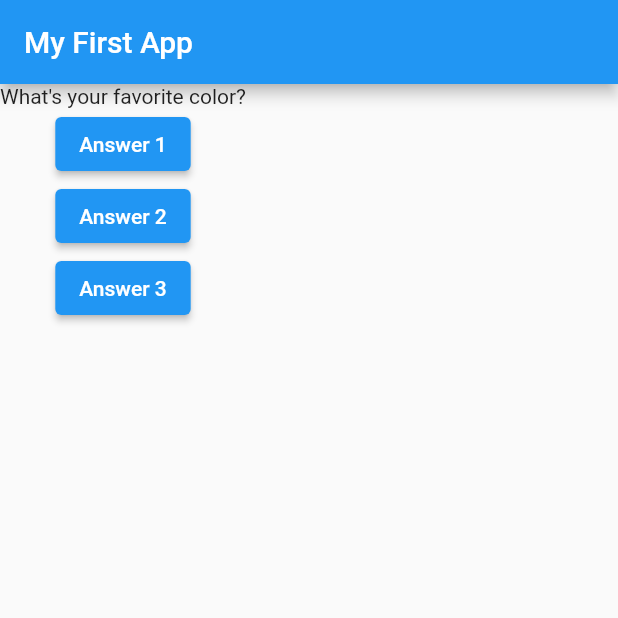
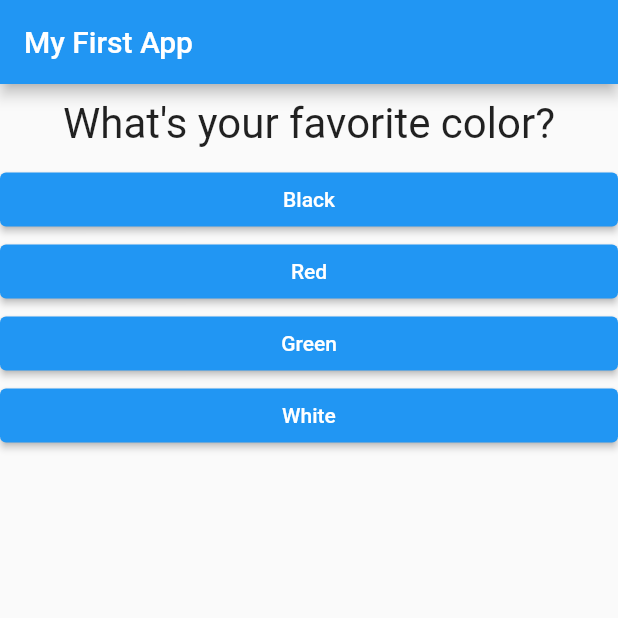
Before and after one commit to marcellus-saputra/udemy_first_app, a Flutter app: the screen it shows after launch, on a phone screen of 412 x 824 dp, the top half of it. Run offline on Flutter 3.47's test engine with Material 2 defaults, Android fonts, the phone set to English and light mode, and no system bars.

Commit message:
Added answer.dart

```diff
--- /dev/null
+++ b/lib/answer.dart
@@ -0,0 +1,25 @@
+import 'package:flutter/material.dart';
+import 'package:flutter/src/foundation/key.dart';
+import 'package:flutter/src/widgets/framework.dart';
+import 'package:flutter/src/widgets/placeholder.dart';
+
+class Answer extends StatelessWidget {
+  final VoidCallback selectHandler;
+  final String answerText;
+
+  Answer(this.answerText, this.selectHandler);
+
+  @override
+  Widget build(BuildContext context) {
+    return Container(
+      width: double.infinity,
+      child: ElevatedButton(
+        style: ButtonStyle(
+          backgroundColor: MaterialStateProperty.all(Colors.blue),
+        ),
+        onPressed: selectHandler,
+        child: Text(answerText),
+      ),
+    );
+  }
+}
--- a/lib/main.dart
+++ b/lib/main.dart
@@ -1,4 +1,7 @@
 import 'package:flutter/material.dart';
+
+import 'question.dart';
+import 'answer.dart';
 
 void main() => runApp(MyApp());
 
@@ -6,45 +9,59 @@ class MyApp extends StatefulWidget {
   @override
   State<StatefulWidget> createState() {
     // TODO: implement createState
-    return MyAppState();
+    return _MyAppState();
   }
 }
 
-class MyAppState extends State<MyApp> {
-  var questionIndex = 0;
+class _MyAppState extends State<MyApp> {
+  var _questionIndex = 0;
+  var _questions = const [
+    {
+      'questionText': 'What\'s your favorite color?',
+      'answer': [
+        'Black',
+        'Red',
+        'Green',
+        'White',
+      ],
+    },
+    {
+      'questionText': 'What\'s your favorite animal?',
+      'answer': [
+        'Cat',
+        'Dog',
+        'Cow',
+        'Bird',
+      ],
+    },
+    {
+      'questionText': 'What\'s your favorite shape?',
+      'answer': [
+        'Square',
+        'Circle',
+        'Triangle',
+      ],
+    },
+  ];
 
   @override
   Widget build(BuildContext context) {
-    void answerQuestion() {
+    void _answerQuestion() {
       setState(() {
-        questionIndex += 1;
+        _questionIndex = (_questionIndex + 1) % _questions.length;
       });
-      print(questionIndex);
+      print(_questionIndex);
     }
-
-    var questions = [
-      'What\'s your favorite color?',
-      'What\'s your favorite animal?',
-      'What\'s your favorite song?',
-    ];
 
     return MaterialApp(
       home: Scaffold(
         appBar: AppBar(title: Text('My First App')),
         body: Column(children: <Widget>[
-          Text(questions[questionIndex]),
-          ElevatedButton(
-            onPressed: answerQuestion,
-            child: Text('Answer 1'),
-          ),
-          ElevatedButton(
-            onPressed: answerQuestion,
-            child: Text('Answer 2'),
-          ),
-          ElevatedButton(
-            onPressed: answerQuestion,
-            child: Text('Answer 3'),
-          ),
+          Question(_questions[_questionIndex]['questionText']),
+          ...(_questions[_questionIndex]['answer'] as List<String>)
+              .map((answerText) {
+            return Answer(answerText, _answerQuestion);
+          }).toList()
         ]),
       ),
     );
--- /dev/null
+++ b/lib/question.dart
@@ -0,0 +1,20 @@
+import 'package:flutter/material.dart';
+
+class Question extends StatelessWidget {
+  final String questionText;
+
+  Question(this.questionText);
+
+  @override
+  Widget build(BuildContext context) {
+    return Container(
+      width: double.infinity,
+      margin: EdgeInsets.all(10),
+      child: Text(
+        questionText,
+        style: TextStyle(fontSize: 28),
+        textAlign: TextAlign.center,
+      ),
+    );
+  }
+}
```
